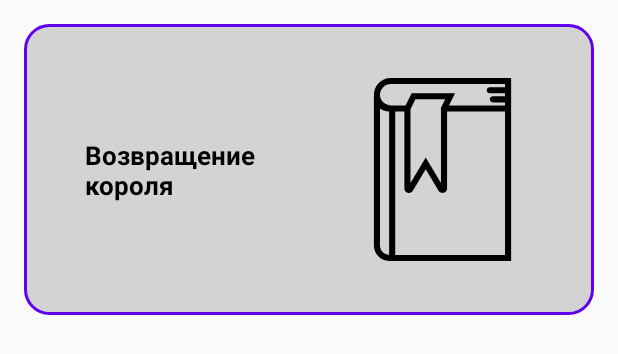
After one commit to vender98/BookStore, an Android app: the layout item_book.xml on its own in the app's theme, with its tools: preview values and no code run, on a phone screen of 412 x 824 dp. The commit adds this screen. Shown: the top 354 px of the screen. Run offline under Robolectric (Android 15) with nearby library versions, the phone set to English and light mode, and no system bars.

Commit message:
Add layout for the "Books" screen

```diff
--- /dev/null
+++ b/app/src/main/res/drawable/background_item_book.xml
@@ -0,0 +1,16 @@
+<?xml version="1.0" encoding="utf-8"?>
+<ripple
+    xmlns:android="http://schemas.android.com/apk/res/android"
+    android:color="?colorControlHighlight">
+
+    <item>
+        <shape>
+            <stroke
+                android:width="2dp"
+                android:color="@color/colorPrimary" />
+            <solid android:color="@color/light_gray" />
+            <corners android:radius="16dp" />
+        </shape>
+    </item>
+
+</ripple>
--- /dev/null
+++ b/app/src/main/res/drawable/ic_book_placeholder.xml
@@ -0,0 +1,4 @@
+<vector android:height="256dp" android:viewportHeight="60"
+    android:viewportWidth="60" android:width="256dp" xmlns:android="http://schemas.android.com/apk/res/android">
+    <path android:fillColor="#FF000000" android:pathData="M13,0c-1.547,0 -3.033,0.662 -4.078,1.817C7.895,2.954 7.389,4.476 7.525,6H7.5v48.958C7.5,57.738 9.762,60 12.542,60H52.5V11V9V0H13zM9.5,54.958V9.998c0.836,0.629 1.875,1.002 3,1.002v46.996C10.842,57.973 9.5,56.621 9.5,54.958zM50.5,58h-36V11h3v25.201c0,0.682 0.441,1.262 1.099,1.444c0.137,0.037 0.273,0.056 0.408,0.056c0.015,0 0.029,-0.005 0.044,-0.006c0.045,-0.001 0.088,-0.012 0.133,-0.017c0.103,-0.012 0.202,-0.033 0.299,-0.066c0.048,-0.016 0.093,-0.035 0.138,-0.056c0.094,-0.043 0.18,-0.097 0.263,-0.159c0.036,-0.027 0.073,-0.05 0.106,-0.08c0.111,-0.099 0.212,-0.211 0.292,-0.346l4.217,-7.028l4.217,7.029c0.327,0.545 0.939,0.801 1.55,0.687c0.045,-0.008 0.089,-0.002 0.134,-0.014c0.657,-0.183 1.099,-0.763 1.099,-1.444V11h19V58zM29.64,9.483l-0.003,0.007L29.5,9.764v0.042l-0.1,0.23l0.1,0.152v0.112V34.39l-5,-8.333l-5,8.333V10.236L21.118,7h9.764L29.64,9.483zM32.118,9l2,-4H19.882l-2,4h-4.67c-1.894,0 -3.516,-1.379 -3.693,-3.14c-0.101,-0.998 0.214,-1.957 0.887,-2.701C11.071,2.422 12.017,2 13,2h37.5v1h-5c-0.553,0 -1,0.447 -1,1s0.447,1 1,1h5v1h-4c-0.553,0 -1,0.447 -1,1s0.447,1 1,1h4v1H32.118z"/>
+</vector>
--- a/app/src/main/res/layout/fragment_books.xml
+++ b/app/src/main/res/layout/fragment_books.xml
@@ -1,7 +1,17 @@
 <?xml version="1.0" encoding="utf-8"?>
-<androidx.constraintlayout.widget.ConstraintLayout
+<FrameLayout
     xmlns:android="http://schemas.android.com/apk/res/android"
+    xmlns:app="http://schemas.android.com/apk/res-auto"
+    xmlns:tools="http://schemas.android.com/tools"
     android:layout_width="match_parent"
     android:layout_height="match_parent">
 
-</androidx.constraintlayout.widget.ConstraintLayout>
+    <androidx.recyclerview.widget.RecyclerView
+        android:id="@+id/fragment_books_recycler"
+        android:layout_width="match_parent"
+        android:layout_height="match_parent"
+        android:nestedScrollingEnabled="false"
+        app:layoutManager="androidx.recyclerview.widget.LinearLayoutManager"
+        tools:listitem="@layout/item_book" />
+
+</FrameLayout>
--- /dev/null
+++ b/app/src/main/res/layout/item_book.xml
@@ -0,0 +1,39 @@
+<?xml version="1.0" encoding="utf-8"?>
+<androidx.constraintlayout.widget.ConstraintLayout
+    xmlns:android="http://schemas.android.com/apk/res/android"
+    xmlns:app="http://schemas.android.com/apk/res-auto"
+    xmlns:tools="http://schemas.android.com/tools"
+    android:layout_width="match_parent"
+    android:layout_height="194dp"
+    android:layout_margin="@dimen/margin_default"
+    android:background="@drawable/background_item_book">
+
+    <TextView
+        android:id="@+id/item_book_name"
+        android:layout_width="0dp"
+        android:layout_height="wrap_content"
+        android:layout_margin="@dimen/margin_default"
+        android:textColor="@android:color/black"
+        android:textSize="17sp"
+        android:textStyle="bold"
+        app:layout_constraintBottom_toBottomOf="parent"
+        app:layout_constraintEnd_toStartOf="@+id/item_book_image"
+        app:layout_constraintHorizontal_chainStyle="spread"
+        app:layout_constraintStart_toStartOf="parent"
+        app:layout_constraintTop_toTopOf="parent"
+        tools:text="Возвращение короля" />
+
+    <ImageView
+        android:id="@+id/item_book_image"
+        android:layout_width="0dp"
+        android:layout_height="0dp"
+        android:layout_margin="@dimen/margin_default"
+        android:src="@drawable/ic_book_placeholder"
+        app:layout_constraintBottom_toBottomOf="parent"
+        app:layout_constraintDimensionRatio="3:4"
+        app:layout_constraintEnd_toEndOf="parent"
+        app:layout_constraintStart_toEndOf="@id/item_book_name"
+        app:layout_constraintTop_toTopOf="parent"
+        tools:ignore="ContentDescription" />
+
+</androidx.constraintlayout.widget.ConstraintLayout>
--- a/app/src/main/res/values/colors.xml
+++ b/app/src/main/res/values/colors.xml
@@ -3,4 +3,5 @@
     <color name="colorPrimary">#6200EE</color>
     <color name="colorPrimaryDark">#3700B3</color>
     <color name="colorAccent">#03DAC5</color>
+    <color name="light_gray">#D3D3D3</color>
 </resources>
```
